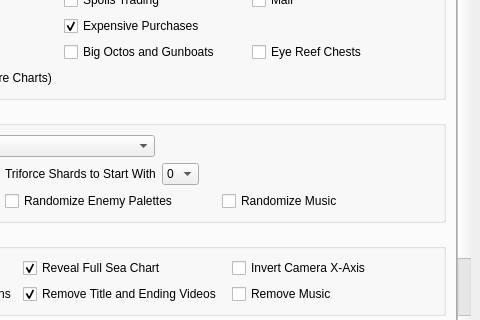
The window that wwr_ui/randomizer_window.ui (LagoLunatic/wwrando) describes before a commit, drawn with Qt 5; both pictures show x 463 to 943 and y 219 to 539 of the 943 by 671 pixel window.
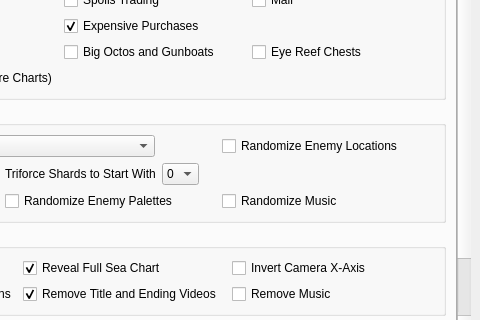
The same window after the commit.

Commit message: Add enemy rando option to GUI, disable for exe builds

What changed in the file:
```diff
--- a/wwr_ui/randomizer_window.ui
+++ b/wwr_ui/randomizer_window.ui
@@ -478,6 +478,13 @@
                 </widget>
                </item>
                <item row="0" column="3">
+                <widget class="QCheckBox" name="randomize_enemies">
+                 <property name="text">
+                  <string>Randomize Enemy Locations</string>
+                 </property>
+                </widget>
+               </item>
+               <item row="1" column="3">
                 <widget class="QWidget" name="widget_5" native="true"/>
                </item>
               </layout>
```
The commit also changes 4 other files.
